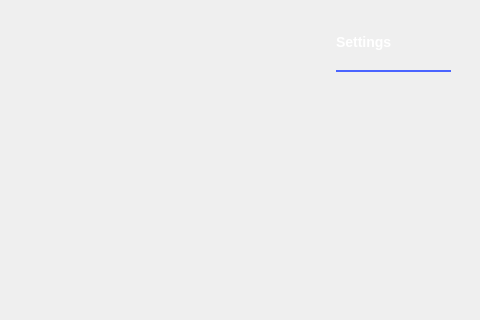
This is ui/logic_analyzer.ui in analogdevicesinc/scopy as Qt 5 draws it before an edit; both pictures show x 939 to 1419 and y 82 to 402 of the 1419 by 778 pixel window. The edited form follows.
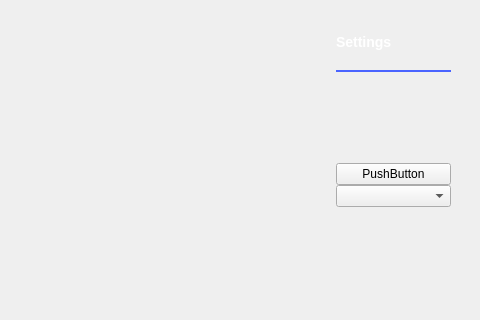
This is the edited form. Icons and pictures are not drawn. Custom widgets are drawn as their Qt base class.

Commit message: Logic Analyzer: Add a button to export data using the selected format.

What changed in the file:
```diff
--- a/ui/logic_analyzer.ui
+++ b/ui/logic_analyzer.ui
@@ -1501,6 +1501,23 @@
                   </property>
                  </spacer>
                 </item>
+                <item>
+                 <layout class="QVBoxLayout" name="verticalLayout_5">
+                  <property name="topMargin">
+                   <number>50</number>
+                  </property>
+                  <item>
+                   <widget class="QPushButton" name="btnExport">
+                    <property name="text">
+                     <string>PushButton</string>
+                    </property>
+                   </widget>
+                  </item>
+                  <item>
+                   <widget class="QComboBox" name="exportCmb"/>
+                  </item>
+                 </layout>
+                </item>
                 <item>
                  <spacer name="verticalSpacer_5">
                   <property name="orientation">
```
The commit also changes 2 other files.
